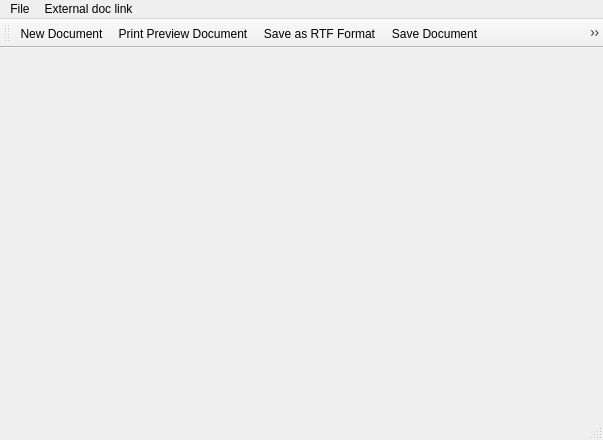
Old version of the form fop_miniscribus.2.0.0/src/ui/gmain.ui in the repository google-code-export/fop-miniscribus.
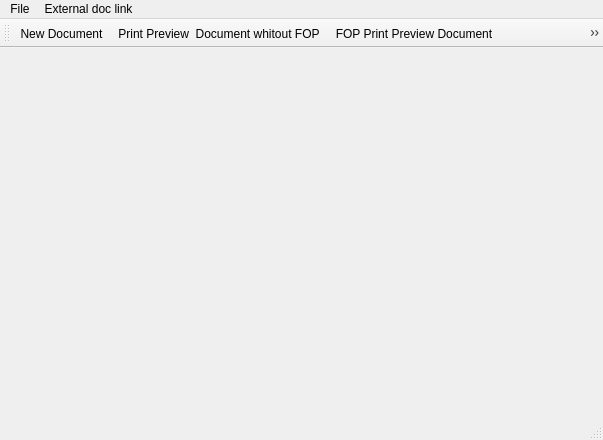
New version of the form. Icons and pictures are not drawn.

Diff of the .ui file:
```diff
--- a/fop_miniscribus.2.0.0/src/ui/gmain.ui
+++ b/fop_miniscribus.2.0.0/src/ui/gmain.ui
@@ -66,6 +66,7 @@
     <bool>false</bool>
    </attribute>
    <addaction name="actionNewDoc" />
+   <addaction name="localprint" />
    <addaction name="printfile" />
    <addaction name="savertf" />
    <addaction name="actionGenralSave" />
@@ -162,7 +163,7 @@
      <normaloff>:/img/fileprint.png</normaloff>:/img/fileprint.png</iconset>
    </property>
    <property name="text" >
-    <string>Print Preview Document</string>
+    <string>FOP Print Preview Document</string>
    </property>
   </action>
   <action name="savertf" >
@@ -183,6 +184,15 @@
     <string>Save as Tif Fax Format</string>
    </property>
   </action>
+  <action name="localprint" >
+   <property name="icon" >
+    <iconset resource="../osApplication.qrc" >
+     <normaloff>:/images/print-32.png</normaloff>:/images/print-32.png</iconset>
+   </property>
+   <property name="text" >
+    <string>Print Preview  Document whitout FOP</string>
+   </property>
+  </action>
  </widget>
  <resources>
   <include location="../osApplication.qrc" />
```
